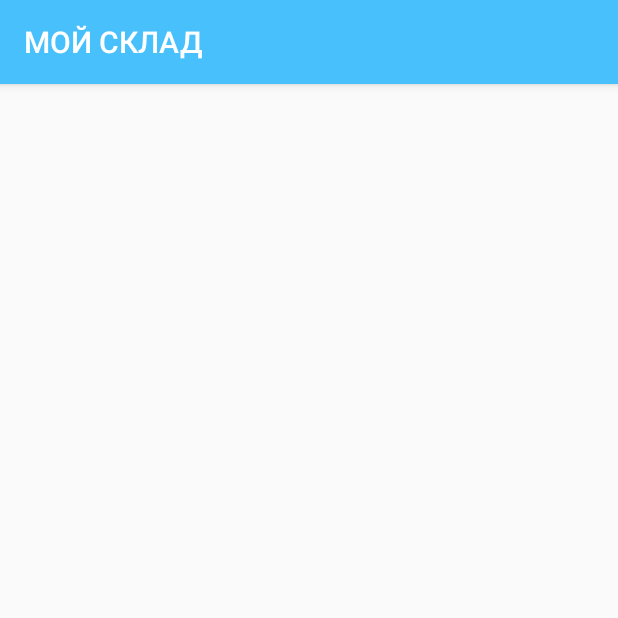
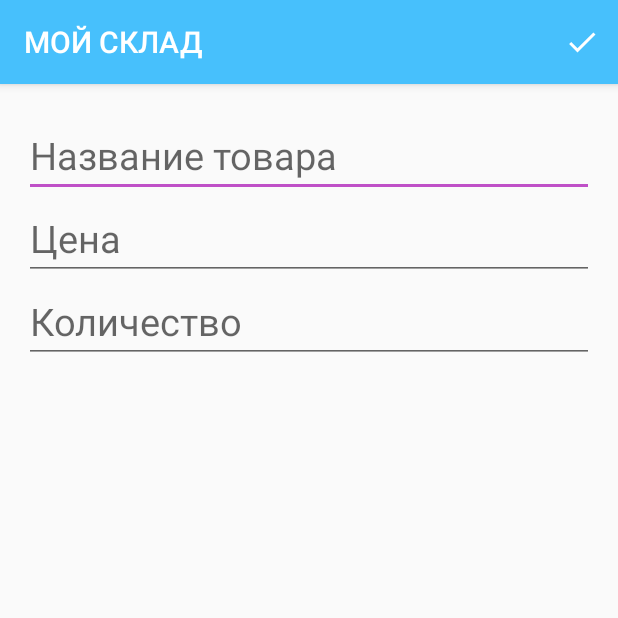
Before and after one commit to Loonyk/Coursework_4sem, an Android app: the CreateProducts screen opened directly, with no data from a screen before it, on a phone screen of 412 x 824 dp, the top half of it. Run offline under Robolectric (Android 15) with nearby library versions, the phone set to English and light mode, and no system bars.

Commit message:
add prod

```diff
--- a/app/src/main/AndroidManifest.xml
+++ b/app/src/main/AndroidManifest.xml
@@ -17,7 +17,7 @@
         <activity android:name=".notes.CreateNotes" />
         <activity
             android:name=".MenuActivity"
-            android:label="Меню"
+            android:label="МОЙ СКЛАД"
             android:theme="@style/AppTheme.NoActionBar">
             <intent-filter>
                 <action android:name=".MenuActivity" />
--- a/app/src/main/java/com/example/a4sem_rpp/modelDB/Notes.java
+++ b/app/src/main/java/com/example/a4sem_rpp/modelDB/Notes.java
@@ -1,7 +1,6 @@
 package com.example.a4sem_rpp.modelDB;
 
 import android.arch.persistence.room.Entity;
-import android.arch.persistence.room.Ignore;
 import android.arch.persistence.room.PrimaryKey;
 
 import java.io.Serializable;
--- a/app/src/main/java/com/example/a4sem_rpp/modelDB/Products.java
+++ b/app/src/main/java/com/example/a4sem_rpp/modelDB/Products.java
@@ -3,8 +3,10 @@ package com.example.a4sem_rpp.modelDB;
 import android.arch.persistence.room.Entity;
 import android.arch.persistence.room.PrimaryKey;
 
+import java.io.Serializable;
+
 @Entity
-public class Products {
+public class Products implements Serializable {
     @PrimaryKey(autoGenerate = true)int id;
     String title_pr;
     int price;
--- a/app/src/main/java/com/example/a4sem_rpp/notes/ListAdapter.java
+++ b/app/src/main/java/com/example/a4sem_rpp/notes/ListAdapter.java
@@ -23,8 +23,7 @@ public class ListAdapter extends BaseAdapter {
     public TextInputEditText titleEt;
     public TextInputEditText textEt;
     public static int current_position = 0;
-    public String titleNotes;
-    public String textNotes;
+
     private Notes notes;
 
 
@@ -53,6 +52,7 @@ public class ListAdapter extends BaseAdapter {
         return notes;
     }
 
+    /**!!!!!!!!!!!!*/
     @Override
     public int getCount() {
         return list.size();
@@ -76,7 +76,7 @@ public class ListAdapter extends BaseAdapter {
 
         title = (TextView)view.findViewById(R.id.titleNot);
         title.setText(this.list.get(position).getTitle());
-//
+
         titleEt = (TextInputEditText)view.findViewById(R.id.title_et);
         textEt = (TextInputEditText)view.findViewById(R.id.text_et);
 
--- a/app/src/main/java/com/example/a4sem_rpp/notes/NotesActivity.java
+++ b/app/src/main/java/com/example/a4sem_rpp/notes/NotesActivity.java
@@ -46,6 +46,7 @@ public class NotesActivity extends AppCompatActivity {
                 notes.add(n);
                 intent.putExtra("list", notes);
                 startActivity(intent);
+                //finish();
 
             }
         });
--- a/app/src/main/java/com/example/a4sem_rpp/products/CreateProducts.java
+++ b/app/src/main/java/com/example/a4sem_rpp/products/CreateProducts.java
@@ -1,8 +1,12 @@
 package com.example.a4sem_rpp.products;
 
+import android.content.Intent;
 import android.support.v7.app.AppCompatActivity;
 import android.os.Bundle;
+import android.view.Menu;
+import android.view.MenuItem;
 
+import com.example.a4sem_rpp.MenuActivity;
 import com.example.a4sem_rpp.R;
 
 public class CreateProducts extends AppCompatActivity {
@@ -12,4 +16,23 @@ public class CreateProducts extends AppCompatActivity {
         super.onCreate(savedInstanceState);
         setContentView(R.layout.activity_create_products);
     }
+
+    @Override    //кнопка сохранить в тулбаре
+    public boolean onCreateOptionsMenu(Menu menu){
+        super.onCreateOptionsMenu(menu);
+        getMenuInflater().inflate(R.menu.create_note, menu);
+        return true;
+    }
+
+    @Override  //обработка клика на кнопку сохранить
+    public boolean onOptionsItemSelected(MenuItem item){
+        switch (item.getItemId()){
+            case R.id.action_save:
+
+                return true;
+
+            default:
+                return super.onOptionsItemSelected(item);
+        }
+    }
 }
--- a/app/src/main/res/layout/activity_create_products.xml
+++ b/app/src/main/res/layout/activity_create_products.xml
@@ -1,9 +1,105 @@
 <?xml version="1.0" encoding="utf-8"?>
-<android.support.constraint.ConstraintLayout xmlns:android="http://schemas.android.com/apk/res/android"
+<!--<android.support.constraint.ConstraintLayout xmlns:android="http://schemas.android.com/apk/res/android"
     xmlns:app="http://schemas.android.com/apk/res-auto"
     xmlns:tools="http://schemas.android.com/tools"
     android:layout_width="match_parent"
     android:layout_height="match_parent"
     tools:context=".products.CreateProducts">
 
-</android.support.constraint.ConstraintLayout>
+</android.support.constraint.ConstraintLayout> -->
+
+<android.support.design.widget.CoordinatorLayout
+    xmlns:android="http://schemas.android.com/apk/res/android"
+    xmlns:app="http://schemas.android.com/apk/res-auto"
+    xmlns:tools="http://schemas.android.com/tools"
+    android:layout_width="match_parent"
+    android:layout_height="match_parent"
+    tools:context=".products.CreateProducts">
+
+    <android.support.design.widget.AppBarLayout
+        android:layout_width="match_parent"
+        android:layout_height="wrap_content">
+
+
+
+    </android.support.design.widget.AppBarLayout>
+
+    <android.support.v4.widget.NestedScrollView
+        android:layout_width="match_parent"
+        android:layout_height="match_parent">
+        <!--   app:layout_behavior="@string/appbar_scrolling_view_behavior">-->
+
+        <LinearLayout
+            android:layout_width="match_parent"
+            android:layout_height="wrap_content"
+            android:layout_marginEnd="16dp"
+            android:layout_marginStart="16dp"
+            android:layout_marginTop="20dp"
+            android:orientation="vertical">
+
+            <EditText
+                android:id="@+id/tit_prod"
+                android:layout_width="match_parent"
+                android:layout_height="match_parent"
+                android:textSize="25sp"
+                android:hint="@string/tit_prod"
+                android:inputType="textCapSentences|textMultiLine"/>
+            <EditText
+                android:id="@+id/price"
+                android:layout_width="match_parent"
+                android:layout_height="match_parent"
+                android:textSize="25sp"
+                android:hint="@string/price_et"
+                android:inputType="number"/>
+            <EditText
+                android:id="@+id/count"
+                android:layout_width="match_parent"
+                android:layout_height="match_parent"
+                android:textSize="25sp"
+                android:hint="@string/count_et"
+                android:inputType="number"/>
+
+
+           <!-- <android.support.design.widget.TextInputLayout
+                android:id="@+id/title_til"
+                android:layout_width="match_parent"
+                android:layout_height="wrap_content">
+
+                <android.support.design.widget.TextInputEditText
+                    android:id="@+id/title_prod"
+                    android:layout_width="match_parent"
+                    android:layout_height="wrap_content"
+                    android:hint="@string/tit_prod"
+                    android:inputType="textCapSentences" />
+
+            </android.support.design.widget.TextInputLayout>
+
+            <android.support.design.widget.TextInputLayout
+                android:id="@+id/text_til"
+                android:layout_width="match_parent"
+                android:layout_height="wrap_content"
+                android:layout_marginTop="8dp">
+
+                <android.support.design.widget.TextInputEditText
+                    android:id="@+id/text_et"
+                    android:layout_width="match_parent"
+                    android:layout_height="116dp"
+                    android:gravity="start|top"
+                    android:hint="@string/text_notes_item"
+                    android:inputType="textCapSentences|textMultiLine"
+                    android:lines="3"
+                    android:maxLines="999"
+                    android:scrollbars="none" />
+
+            </android.support.design.widget.TextInputLayout> -->
+
+
+
+
+        </LinearLayout>
+
+
+    </android.support.v4.widget.NestedScrollView>
+
+
+</android.support.design.widget.CoordinatorLayout>
--- a/app/src/main/res/values/strings.xml
+++ b/app/src/main/res/values/strings.xml
@@ -28,4 +28,7 @@
     <string name="title_item">Заголовок</string>
     <string name="title_save">title_save</string>
     <string name="title_activity_products">ProductsActivity</string>
+    <string name="tit_prod">Название товара</string>
+    <string name="price_et">Цена</string>
+    <string name="count_et">Количество</string>
 </resources>
```
Also changed, not shown: app/src/main/java/com/example/a4sem_rpp/DAO/ProductsDAO.java (+7 -0 lines), app/src/main/java/com/example/a4sem_rpp/MenuActivity.java (+40 -14 lines), app/src/main/java/com/example/a4sem_rpp/notes/CreateNotes.java (+32 -0 lines), app/src/main/java/com/example/a4sem_rpp/products/AdapterProducts.java (added, +109 -0 lines), app/src/main/java/com/example/a4sem_rpp/products/ProductsFragmentList.java (added, +41 -0 lines), app/src/main/res/layout/fragment_products_list.xml (added, +15 -0 lines), app/src/main/res/layout/list_products.xml (added, +18 -0 lines).
